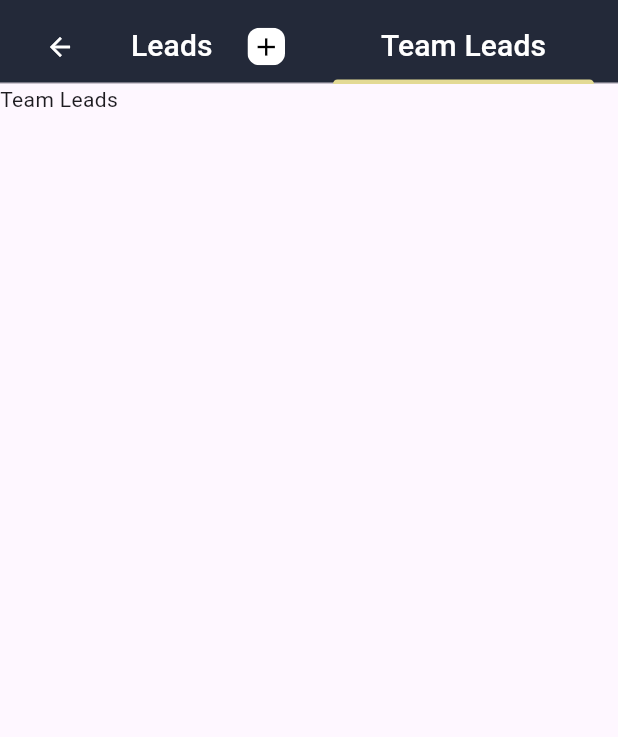
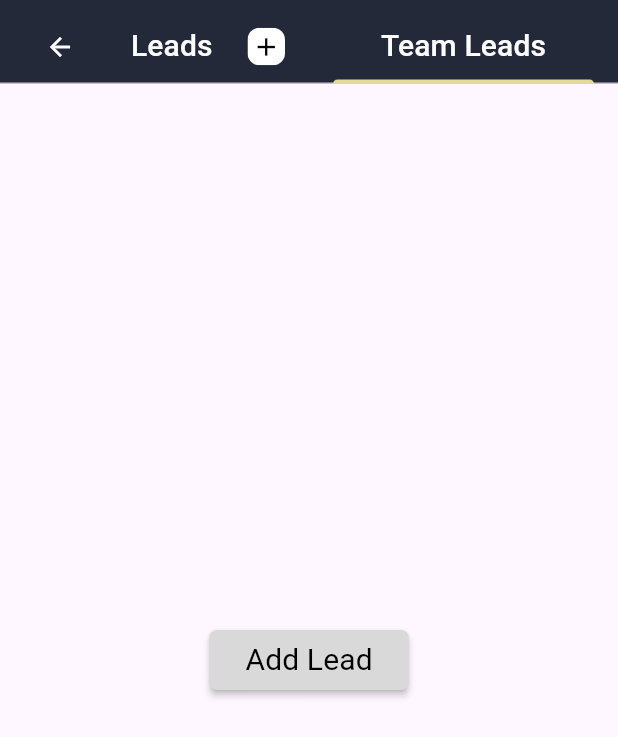
Before and after one commit to Sanyam-jain30/flutter_task, a Flutter app: the screen it shows after launch, tab 2 chosen, on a phone screen of 412 x 824 dp. Shown: the top 737 px of the screen. Run offline on Flutter 3.47's test engine with Material 2 defaults, Android fonts, the phone set to English and light mode, and no system bars; Roboto replaces fonts that are missing (Poppins).

Commit message:
Updated functionalities

```diff
--- a/lib/main.dart
+++ b/lib/main.dart
@@ -1,4 +1,4 @@
-import 'package:flutter/foundation.dart';
+import 'dart:math';
 import 'package:flutter/material.dart';
 import 'package:flutter_task/LeadFirstPage.dart';
 
@@ -6,34 +6,7 @@ void main() {
   runApp(const MyApp());
 }
 
-class MyApp extends StatelessWidget {
-  const MyApp({super.key});
-
-  // This widget is the root of your application.
-  @override
-  Widget build(BuildContext context) {
-    return MaterialApp(
-      title: 'Flutter Demo',
-      theme: ThemeData(
-        colorScheme: ColorScheme.fromSeed(seedColor: Colors.deepPurple),
-        useMaterial3: true,
-      ),
-      home: const MyHomePage(title: 'Leads'),
-    );
-  }
-}
-
-class MyHomePage extends StatefulWidget {
-  const MyHomePage({super.key, required this.title});
-
-  final String title;
-
-  @override
-  State<MyHomePage> createState() => _MyHomePageState();
-}
-
-class _MyHomePageState extends State<MyHomePage> {
-  static const List<Map<String, dynamic>> leadsData = [
+List<Map<String, dynamic>> leadsData = [
   {
     "Name": "Prasad Kumar",
     "Id": "M3Am30025567",
@@ -71,6 +44,69 @@ class _MyHomePageState extends State<MyHomePage> {
     "Loan_type": "Personal Loan"
   },
 ];
+
+class MyApp extends StatelessWidget {
+  const MyApp({super.key});
+
+  // This widget is the root of your application.
+  @override
+  Widget build(BuildContext context) {
+    return MaterialApp(
+      title: 'Flutter Demo',
+      theme: ThemeData(
+        colorScheme: ColorScheme.fromSeed(seedColor: Colors.deepPurple),
+        useMaterial3: true,
+      ),
+      home: const MyHomePage(title: 'Leads'),
+    );
+  }
+}
+
+class MyAppNew extends StatelessWidget {
+  const MyAppNew({super.key, required this.name, required this.pincode, required this.income, required this.dealAmount, required this.leadStatus, required this.loanType});
+
+  final String name;
+  final String pincode;
+  final String income;
+  final String dealAmount;
+  final String leadStatus;
+  final String loanType;
+
+  // This widget is the root of your application.
+  @override
+  Widget build(BuildContext context) {
+    var r = Random();
+    String id = "M3Am${r.nextInt(90000000) + 10000000}";
+    leadsData.add({
+      "Name": name,
+      "Id": id,
+      "Deal_amount": dealAmount,
+      "Income": income,
+      "Pincode": pincode,
+      "Lead_status": leadStatus,
+      "Loan_type": loanType
+    });
+    return MaterialApp(
+      title: 'Flutter Demo',
+      theme: ThemeData(
+        colorScheme: ColorScheme.fromSeed(seedColor: Colors.deepPurple),
+        useMaterial3: true,
+      ),
+      home: const MyHomePage(title: 'Leads'),
+    );
+  }
+}
+
+class MyHomePage extends StatefulWidget {
+  const MyHomePage({super.key, required this.title});
+
+  final String title;
+
+  @override
+  State<MyHomePage> createState() => _MyHomePageState();
+}
+
+class _MyHomePageState extends State<MyHomePage> {
 
   @override
   Widget build(BuildContext context) {
@@ -308,7 +344,24 @@ class _MyHomePageState extends State<MyHomePage> {
                   )]
                 ),
               ),
-              const Text('Team Leads')
+              Center(
+                child: ElevatedButton(
+                  onPressed: () {
+                    Navigator.push(
+                      context,
+                      MaterialPageRoute(builder: (context) => LeadFirstPage()),
+                    );
+                  },
+                  style: ElevatedButton.styleFrom(
+                    backgroundColor: const Color(0xffd9d9d9),
+                    shape: RoundedRectangleBorder(
+                      borderRadius: BorderRadius.circular(5),
+                    ),
+                    elevation: 2
+                  ),
+                  child: const Text('Add Lead', style: TextStyle(color: Colors.black, fontSize: 20, fontWeight: FontWeight.normal)),
+                ),
+              ),
           ],
         ),
       ),
@@ -363,7 +416,7 @@ class IconAddClass extends StatelessWidget {
             onPressed: () {
               Navigator.push(
                 context,
-                MaterialPageRoute(builder: (context) => const LeadFirstPage()),
+                MaterialPageRoute(builder: (context) => LeadFirstPage()),
               );
             },
           ),
```
Also changed, not shown: lib/LeadFirstPage.dart (+7 -2 lines), lib/LeadSecondPage.dart (+9 -3 lines), lib/LeadThirdPage.dart (+61 -42 lines). Lines whose indentation alone changed are shown as unchanged.
